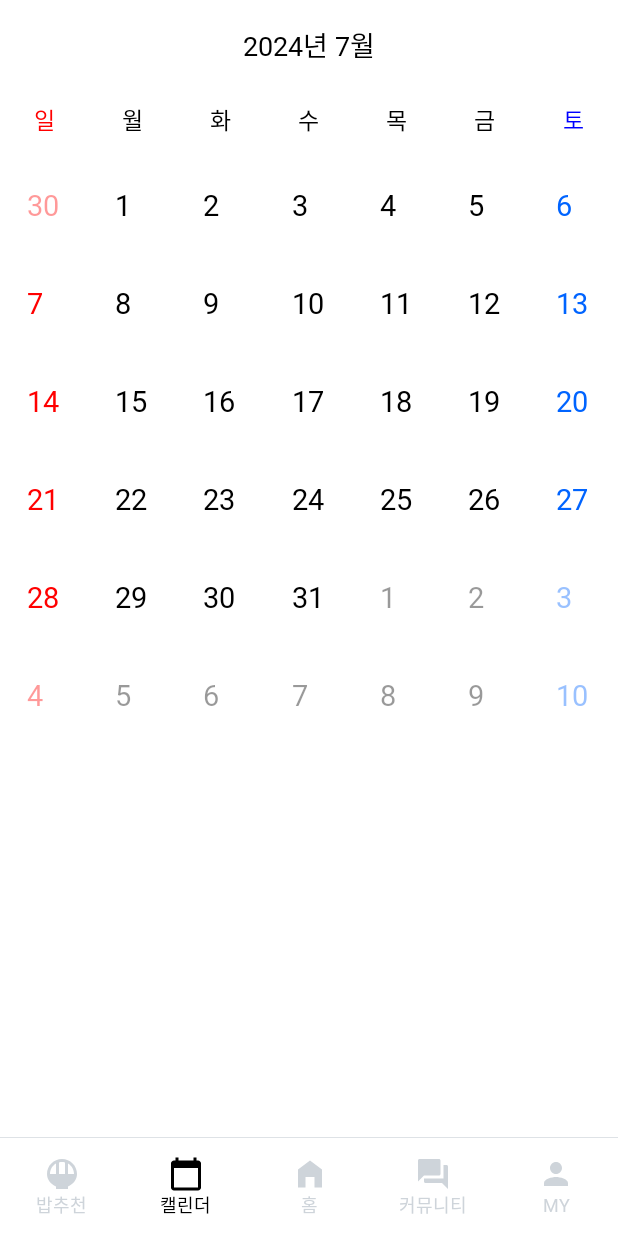
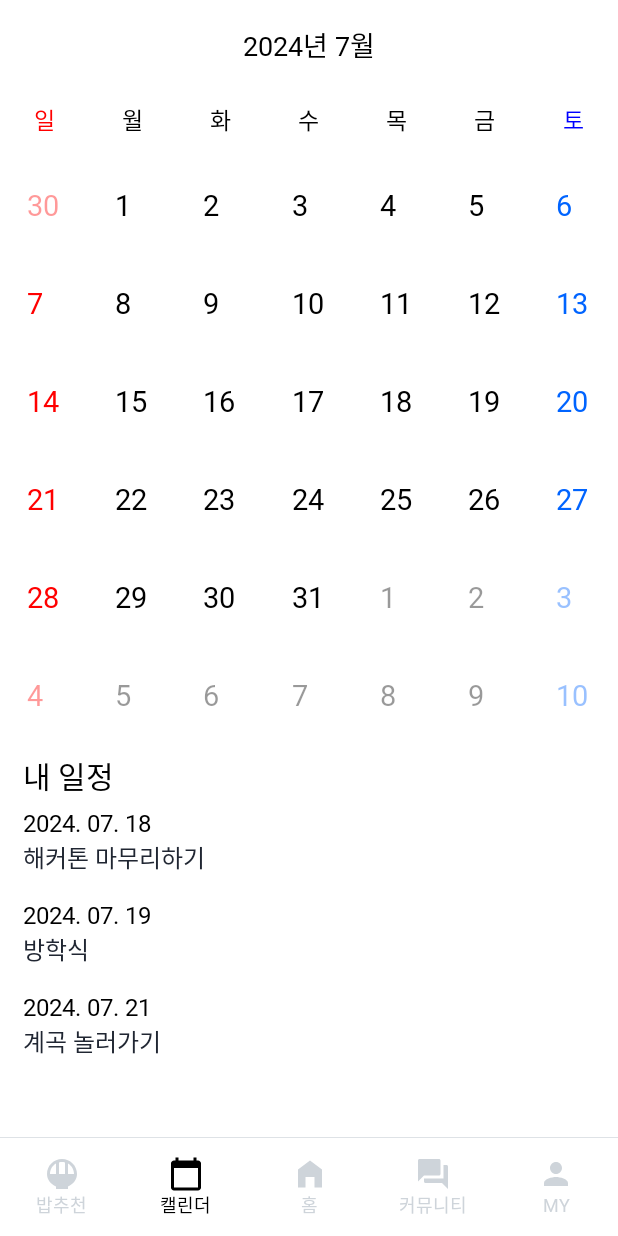
Before and after one commit to dgsw-us/us-android, an Android app: the screen it shows after launch (MainActivity), item 2 of the bottom bar chosen, on a phone screen of 412 x 824 dp. Run offline under Robolectric (Android 15) with nearby library versions, the phone set to English and light mode, and no system bars; pictures from the network do not load.

Commit message:
Feat: Add dummy

```diff
--- a/presentation/src/main/res/layout/fragment_calendar.xml
+++ b/presentation/src/main/res/layout/fragment_calendar.xml
@@ -18,5 +18,64 @@
             android:layout_width="match_parent"
             android:layout_height="wrap_content"
             app:layout_constraintTop_toBottomOf="@id/calendar_layout"/>
+        <TextView
+            android:layout_width="wrap_content"
+            android:layout_height="wrap_content"
+            android:text="내 일정"
+            android:textColor="@color/black"
+            android:fontFamily="@font/pretendard_semibold"
+            android:textSize="20sp"
+            android:layout_marginTop="10dp"
+            android:layout_marginStart="15dp" />
+        <TextView
+            android:layout_width="wrap_content"
+            android:layout_height="wrap_content"
+            android:text="2024. 07. 18"
+            android:textColor="@color/black"
+            android:textSize="16sp"
+            android:layout_marginTop="5dp"
+            android:layout_marginStart="15dp" />
+        <TextView
+            android:layout_width="wrap_content"
+            android:layout_height="wrap_content"
+            android:text="해커톤 마무리하기"
+            android:textColor="@color/toss_gray"
+            android:textSize="16sp"
+            android:fontFamily="@font/pretendard_regular"
+            android:layout_marginStart="15dp"
+            android:layout_marginBottom="10dp"/>
+        <TextView
+            android:layout_width="wrap_content"
+            android:layout_height="wrap_content"
+            android:text="2024. 07. 19"
+            android:textColor="@color/black"
+            android:textSize="16sp"
+            android:layout_marginTop="5dp"
+            android:layout_marginStart="15dp" />
+        <TextView
+            android:layout_width="wrap_content"
+            android:layout_height="wrap_content"
+            android:text="방학식"
+            android:textColor="@color/toss_gray"
+            android:textSize="16sp"
+            android:fontFamily="@font/pretendard_regular"
+            android:layout_marginStart="15dp"
+            android:layout_marginBottom="10dp"/>
+        <TextView
+            android:layout_width="wrap_content"
+            android:layout_height="wrap_content"
+            android:text="2024. 07. 21"
+            android:textColor="@color/black"
+            android:textSize="16sp"
+            android:layout_marginTop="5dp"
+            android:layout_marginStart="15dp" />
+        <TextView
+            android:layout_width="wrap_content"
+            android:layout_height="wrap_content"
+            android:text="계곡 놀러가기"
+            android:textColor="@color/toss_gray"
+            android:textSize="16sp"
+            android:fontFamily="@font/pretendard_regular"
+            android:layout_marginStart="15dp"/>
     </LinearLayout>
 </FrameLayout>
--- a/presentation/src/main/res/values/colors.xml
+++ b/presentation/src/main/res/values/colors.xml
@@ -16,6 +16,7 @@
     <color name="gray7">#495057</color>
     <color name="gray8">#343a40</color>
     <color name="gray9">#212529</color>
+    <color name="toss_gray">#202632</color>
 
     <!--    blue-->
     <color name="blue1">#ACCCFF</color>
```
